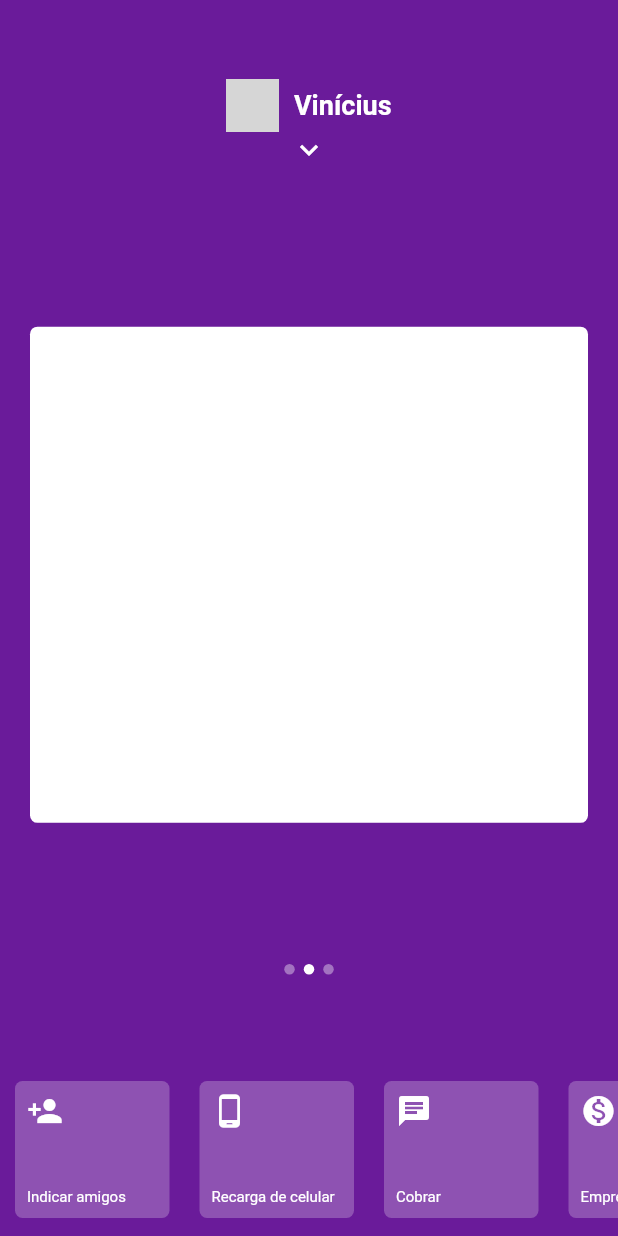
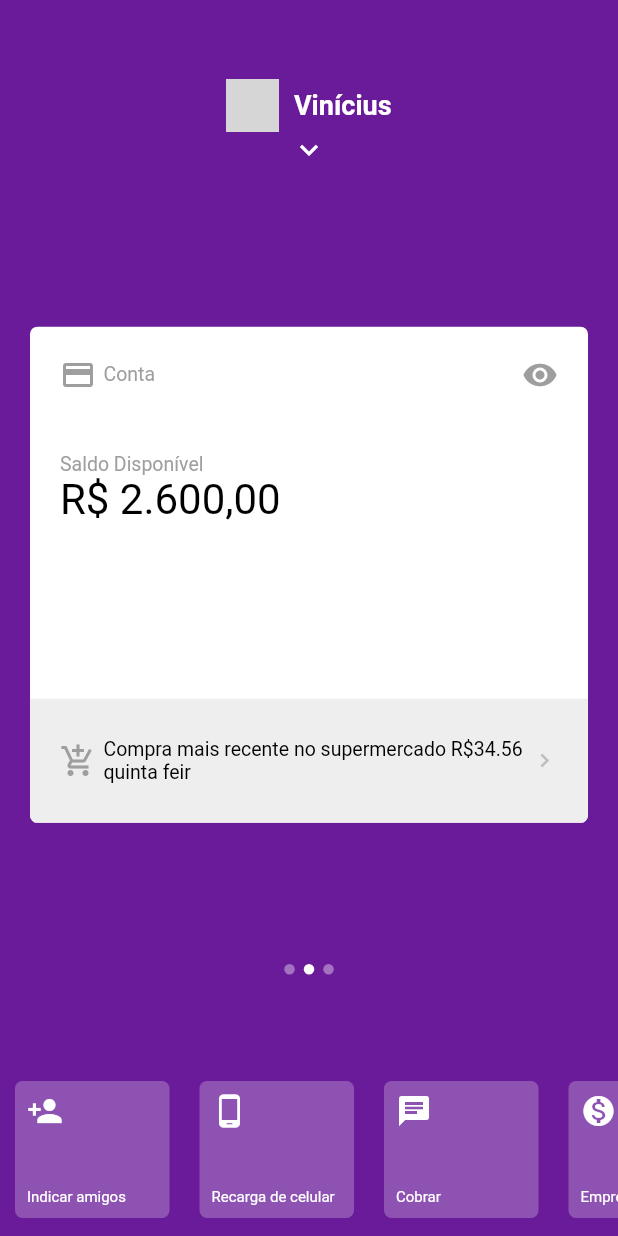
Before and after one commit to Vini03-Alcantra/nubankappflutter, a Flutter app: the screen it shows after launch, swiped to page 2, on a phone screen of 412 x 824 dp. Run offline on Flutter 3.47's test engine with Material 2 defaults, Android fonts, the phone set to English and light mode, and no system bars; network calls fail; grey boxes are pictures that could not be loaded.

Commit message:
iniciando segunda tela de card

```diff
--- a/lib/pages/home.dart
+++ b/lib/pages/home.dart
@@ -48,6 +48,11 @@ class _HomePageState extends State<HomePage> {
             showMenu: _showMenu,
           ),
           BottomMenu(showMenu: _showMenu,),
+          MyDotsApp(
+            showMenu: _showMenu,
+            top: _screenHeight * 0.78,
+            currentIndex: _currentIndex
+          ),
           PageViewApp(
             showMenu: _showMenu,
             top: _yPosition,
@@ -92,12 +97,6 @@ class _HomePageState extends State<HomePage> {
               });
             }
           ),
-          MyDotsApp(
-            showMenu: _showMenu,
-            top: _screenHeight * 0.78,
-            currentIndex: _currentIndex
-          ),
-
         ],
       ),
     );
--- a/lib/widgets/first_card.dart
+++ b/lib/widgets/first_card.dart
@@ -15,6 +15,8 @@ class FirstCard extends StatelessWidget {
                 children: <Widget>[
                   Expanded(
                     child: Column(
+                      crossAxisAlignment: CrossAxisAlignment.start,
+                      mainAxisAlignment: MainAxisAlignment.spaceBetween,
                       children: <Widget>[
                         Expanded(
                           flex: 3,
@@ -68,15 +70,20 @@ class FirstCard extends StatelessWidget {
                                               ),
                                               Text.rich(
                                                 TextSpan(
-                                                  text: "R\$2.399.50",
-                                                  style: TextStyle(
-                                                    color: Colors.green,
-                                                    fontWeight: FontWeight.bold
-                                                  )
+                                                  text: "Limite Disponível: ",
+                                                  children: [
+                                                    TextSpan(
+                                                      text: "R\$2.399.50",
+                                                      style: TextStyle(
+                                                        color: Colors.green,
+                                                        fontWeight: FontWeight.bold
+                                                      )
+                                                    ),
+                                                  ]
                                                 ),
                                                 textAlign: TextAlign.start,
                                                 style: TextStyle(
-                                                  color: Colors.grey,
+                                                  color: Colors.black,
                                                   fontSize: 12
                                                 ),
                                               )
@@ -147,7 +154,7 @@ class FirstCard extends StatelessWidget {
                     SizedBox(width: 5),
                     Flexible(
                       child: Text("Compra mais recente no supermercado R\$34.56 quinta feir",
-                      style: TextStyle(color: Colors.grey, fontSize: 13),
+                      style: TextStyle(color: Colors.black, fontSize: 13),
                       )
                     ),
                     Icon(
--- a/lib/widgets/item_menu.dart
+++ b/lib/widgets/item_menu.dart
@@ -9,7 +9,7 @@ class ItemMenu extends StatelessWidget {
   @override
   Widget build(BuildContext context) {
     return Container(
-      height: 35,
+      height: 40,
       decoration: BoxDecoration(
         border: Border(
           bottom: BorderSide(width: 0.7, color: Colors.white54),
--- a/lib/widgets/menu_app.dart
+++ b/lib/widgets/menu_app.dart
@@ -92,7 +92,7 @@ class MenuApp extends StatelessWidget {
                           hoverElevation: 0,
                           splashColor: Colors.purple[900],
                           child: Text("Sair do APP",
-                          style: TextStyle(fontSize: 12),
+                          style: TextStyle(fontSize: 12, fontWeight: FontWeight.bold),
                           ),
                           onPressed: (){},
 
--- a/lib/widgets/page_view_app.dart
+++ b/lib/widgets/page_view_app.dart
@@ -1,6 +1,7 @@
 import 'package:flutter/material.dart';
 import 'package:nubankappflutter/widgets/card_app.dart';
 import 'package:nubankappflutter/widgets/first_card.dart';
+import 'package:nubankappflutter/widgets/second_card.dart';
 
 class PageViewApp extends StatelessWidget {
   final double top;
@@ -24,7 +25,7 @@ class PageViewApp extends StatelessWidget {
           physics: showMenu ? NeverScrollableScrollPhysics() : BouncingScrollPhysics(),
           children: <Widget>[
             CardApp(child: FirstCard()),
-            CardApp(),
+            CardApp(child: SecondCard(),),
             CardApp()
           ],
         ),
--- /dev/null
+++ b/lib/widgets/second_card.dart
@@ -0,0 +1,122 @@
+import 'package:flutter/material.dart';
+
+class SecondCard extends StatelessWidget {
+  @override
+  Widget build(BuildContext context) {
+    return ClipRRect(
+      borderRadius: BorderRadius.circular(5),
+      child: Column(
+        crossAxisAlignment: CrossAxisAlignment.start,
+        children: <Widget>[
+          Expanded(
+            flex: 3,
+            child: Container(
+              child: Row(
+                children: <Widget>[
+                  Expanded(
+                    child: Column(
+                      crossAxisAlignment: CrossAxisAlignment.start,
+                      mainAxisAlignment: MainAxisAlignment.spaceBetween,
+                      children: <Widget>[
+                        Expanded(
+                          flex: 3,
+                          child: Container(
+                            child: Column(
+                              children: <Widget>[
+                                Padding(
+                                  padding: const EdgeInsets.all(20),
+                                  child: Row(
+                                    mainAxisAlignment: MainAxisAlignment.spaceBetween,
+                                    children: <Widget>[
+                                      Row(
+                                      children: <Widget>[
+                                        Icon(
+                                          Icons.credit_card,
+                                          color: Colors.grey
+                                        ),
+                                        SizedBox(width: 5),
+                                        Text(
+                                          "Conta",
+                                          style: TextStyle(
+                                            color: Colors.grey,
+                                            fontSize: 13
+                                          ),
+                                        ),
+                                      ],
+                                    ),
+                                    Icon(
+                                      Icons.remove_red_eye,
+                                      color: Colors.grey
+                                    )
+                                    ],
+                                  ),
+                                ),
+                                Padding(
+                                  padding: const EdgeInsets.only(left: 20, top: 20, bottom: 20),
+                                  child: SizedBox(
+                                    width: double.infinity,
+                                    child: Column(
+                                      crossAxisAlignment: CrossAxisAlignment.start,
+                                      children: <Widget>[
+                                        Text("Saldo Disponível", textAlign: TextAlign.start,
+                                        style: TextStyle(color: Colors.grey, fontSize: 13),
+                                        ),
+                                        Text.rich(
+                                          TextSpan(
+                                            text: "R\$ 2.600,00"
+                                          ),
+                                          textAlign: TextAlign.start,
+                                          style: TextStyle(
+                                            color: Colors.black,
+                                            fontSize: 28,
+                                          ),
+                                        ),
+                                      ],
+                                    ),
+                                  ),
+                                )
+                              ],
+                            ),
+                          )
+                        )
+                      ],
+                    )
+                  ),
+                ],
+              ),
+            ),
+          ),
+          Expanded(
+            flex: 1,
+            child: Container(
+              child: Padding(
+                padding: const EdgeInsets.all(20),
+                child: Row(
+                  mainAxisAlignment: MainAxisAlignment.spaceBetween,
+                  children: <Widget>[
+                    Icon(
+                      Icons.add_shopping_cart,
+                      color: Colors.grey
+                    ),
+                    SizedBox(width: 5),
+                    Flexible(
+                      child: Text("Compra mais recente no supermercado R\$34.56 quinta feir",
+                      style: TextStyle(color: Colors.black, fontSize: 13),
+                      )
+                    ),
+                    Icon(
+                      Icons.chevron_right,
+                      color: Colors.grey[400],
+                      size: 18,
+                    )
+                  ],
+                ),
+              ),
+              color: Colors.grey[200],
+            ),
+          )
+        ],
+      ),
+    );
+  }
+}
```
